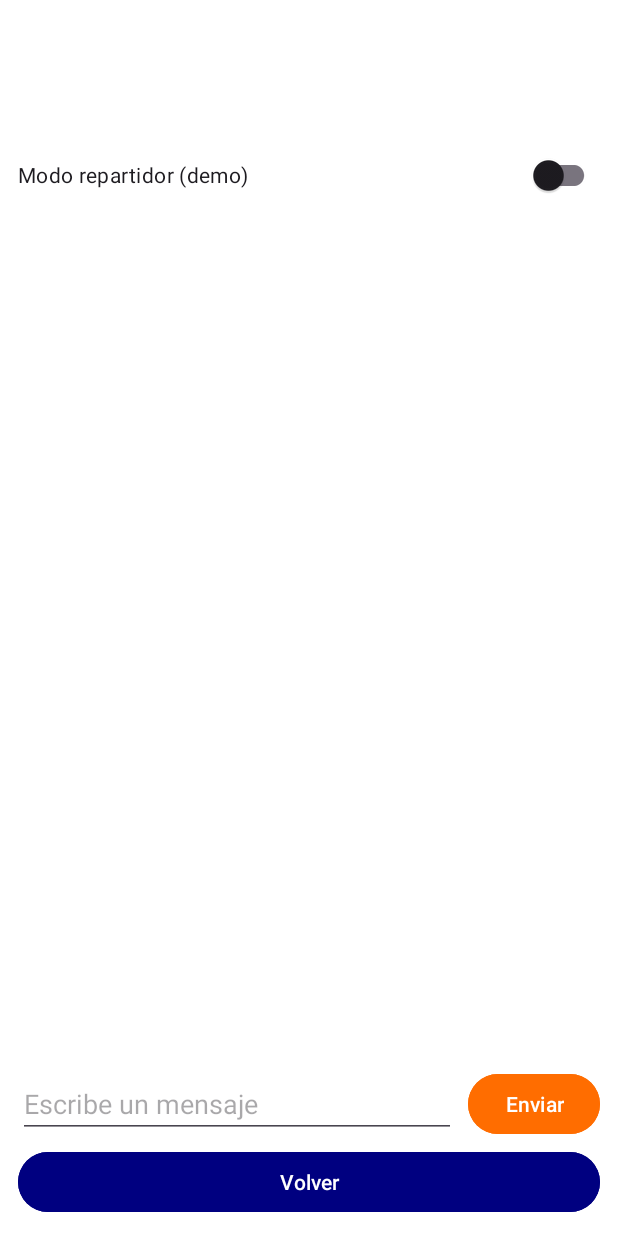
After one commit to Cerny-py/GestionEquipaje, an Android app: the layout activity_chat_encomienda.xml on its own in the app's theme, with its tools: preview values and no code run, on a phone screen of 412 x 824 dp. The commit adds this screen. Run offline under Robolectric (Android 15) with nearby library versions, the phone set to English and light mode, and no system bars.

Commit message:
DEMO avance chat de encomiendas con repartidor y cliente.

```diff
--- a/app/src/main/AndroidManifest.xml
+++ b/app/src/main/AndroidManifest.xml
@@ -66,6 +66,10 @@
             android:exported="false"
             android:windowSoftInputMode="adjustResize" />
         <activity
+            android:name=".Encomienda.ChatEncomienda"
+            android:exported="false"
+            android:windowSoftInputMode="adjustResize" />
+        <activity
             android:name=".DiagnosticoActivity"
             android:exported="false"
             android:windowSoftInputMode="adjustResize" />
--- a/app/src/main/java/Model/Encomienda.kt
+++ b/app/src/main/java/Model/Encomienda.kt
@@ -12,5 +12,6 @@ data class Encomienda(
     val fechaRegistro: String = "",
     val usuarioId: String = "",
     val estado: String = "registrada",
-    val fechaEntregaEstimada: String = ""
+    val fechaEntregaEstimada: String = "",
+    val calificacion: Int = 0
 )
--- a/app/src/main/java/com/ortz/gestionequipaje/Encomienda/EncomiendaAdapter.kt
+++ b/app/src/main/java/com/ortz/gestionequipaje/Encomienda/EncomiendaAdapter.kt
@@ -14,10 +14,12 @@ class EncomiendaAdapter(
     private val onActualizar: (Encomienda) -> Unit,
     private val onEliminar: (Encomienda) -> Unit,
     private val onAgendar: (Encomienda) -> Unit,
-    private val onPdf: (Encomienda) -> Unit
+    private val onPdf: (Encomienda) -> Unit,
+    private val onChat: (Encomienda) -> Unit
 ) : RecyclerView.Adapter<EncomiendaAdapter.ViewHolder>() {
 
     class ViewHolder(view: View) : RecyclerView.ViewHolder(view) {
+        val ivChat: ImageView = view.findViewById(R.id.ivChatEncomienda)
         val tvDestinatario: TextView = view.findViewById(R.id.tvDestinatarioItem)
         val tvTipoEquipaje: TextView = view.findViewById(R.id.tvTipoEquipajeItem)
         val tvTarifa: TextView = view.findViewById(R.id.tvTarifaItem)
@@ -51,6 +53,7 @@ class EncomiendaAdapter(
         holder.ivEliminar.setOnClickListener { onEliminar(item) }
         holder.tvEstado.text = item.estado.uppercase()
         holder.ivAgendar.setOnClickListener { onAgendar(item) }
+        holder.ivChat.setOnClickListener { onChat(item) }
     }
 
     override fun getItemCount() = lista.size
--- /dev/null
+++ b/app/src/main/res/drawable/fondo_burbuja.xml
@@ -0,0 +1,6 @@
+<?xml version="1.0" encoding="utf-8"?>
+<shape xmlns:android="http://schemas.android.com/apk/res/android"
+    android:shape="rectangle">
+    <solid android:color="@android:color/white" />
+    <corners android:radius="16dp" />
+</shape>
--- /dev/null
+++ b/app/src/main/res/layout/activity_chat_encomienda.xml
@@ -0,0 +1,120 @@
+<?xml version="1.0" encoding="utf-8"?>
+<LinearLayout xmlns:android="http://schemas.android.com/apk/res/android"
+    xmlns:tools="http://schemas.android.com/tools"
+    android:layout_width="match_parent"
+    android:layout_height="match_parent"
+    android:background="@android:color/white"
+    android:orientation="vertical"
+    android:padding="12dp"
+    tools:context=".Encomienda.ChatEncomienda">
+
+    <TextView
+        android:id="@+id/tvTituloChat"
+        android:layout_width="match_parent"
+        android:layout_height="wrap_content"
+        android:layout_marginTop="24dp"
+        android:textColor="@color/color_primario"
+        android:textSize="22sp"
+        android:textStyle="bold" />
+
+    <TextView
+        android:id="@+id/tvEstadoChat"
+        android:layout_width="match_parent"
+        android:layout_height="wrap_content"
+        android:textColor="#757575"
+        android:textSize="14sp" />
+
+    <androidx.appcompat.widget.SwitchCompat
+        android:id="@+id/swRepartidor"
+        android:layout_width="match_parent"
+        android:layout_height="wrap_content"
+        android:layout_marginTop="8dp"
+        android:text="Modo repartidor (demo)" />
+
+    <LinearLayout
+        android:id="@+id/llControlesRepartidor"
+        android:layout_width="match_parent"
+        android:layout_height="wrap_content"
+        android:orientation="horizontal"
+        android:visibility="gone">
+
+        <Button
+            android:id="@+id/btnEnTransito"
+            android:layout_width="0dp"
+            android:layout_height="wrap_content"
+            android:layout_marginEnd="4dp"
+            android:layout_weight="1"
+            android:backgroundTint="@color/color_primario"
+            android:text="En tránsito" />
+
+        <Button
+            android:id="@+id/btnEntregada"
+            android:layout_width="0dp"
+            android:layout_height="wrap_content"
+            android:layout_marginStart="4dp"
+            android:layout_weight="1"
+            android:backgroundTint="#2E7D32"
+            android:text="Entregada" />
+    </LinearLayout>
+
+    <TextView
+        android:id="@+id/tvChatCerrado"
+        android:layout_width="match_parent"
+        android:layout_height="wrap_content"
+        android:layout_marginTop="8dp"
+        android:background="#FFF3E0"
+        android:padding="10dp"
+        android:text="Chat cerrado: la encomienda fue entregada."
+        android:textColor="#E65100"
+        android:visibility="gone" />
+
+    <TextView
+        android:id="@+id/tvSinMensajes"
+        android:layout_width="match_parent"
+        android:layout_height="wrap_content"
+        android:layout_marginTop="12dp"
+        android:gravity="center"
+        android:text="Aún no hay mensajes"
+        android:textColor="#757575"
+        android:visibility="gone" />
+
+    <androidx.recyclerview.widget.RecyclerView
+        android:id="@+id/rvMensajes"
+        android:layout_width="match_parent"
+        android:layout_height="0dp"
+        android:layout_marginTop="8dp"
+        android:layout_weight="1" />
+
+    <LinearLayout
+        android:layout_width="match_parent"
+        android:layout_height="wrap_content"
+        android:gravity="center_vertical"
+        android:orientation="horizontal">
+
+        <EditText
+            android:id="@+id/etMensaje"
+            android:layout_width="0dp"
+            android:layout_height="wrap_content"
+            android:layout_weight="1"
+            android:hint="Escribe un mensaje"
+            android:inputType="textCapSentences|textMultiLine"
+            android:maxLines="3" />
+
+        <Button
+            android:id="@+id/btnEnviarMensaje"
+            android:layout_width="wrap_content"
+            android:layout_height="wrap_content"
+            android:layout_marginStart="8dp"
+            android:backgroundTint="#FF6D00"
+            android:text="Enviar" />
+    </LinearLayout>
+
+    <Button
+        android:id="@+id/btnVolverChat"
+        android:layout_width="match_parent"
+        android:layout_height="wrap_content"
+        android:layout_marginTop="4dp"
+        android:backgroundTint="@color/color_primario"
+        android:text="Volver" />
+
+</LinearLayout>
```
Also changed, not shown: app/src/main/java/Model/Mensaje.kt (added, +11 -0 lines), app/src/main/java/com/ortz/gestionequipaje/Encomienda/ChatEncomienda.kt (added, +268 -0 lines), app/src/main/java/com/ortz/gestionequipaje/Encomienda/MensajeAdapter.kt (added, +56 -0 lines), app/src/main/java/com/ortz/gestionequipaje/Encomienda/VerEncomienda.kt (+7 -0 lines), app/src/main/res/drawable/icono_chat.xml (added, +10 -0 lines), app/src/main/res/layout/dialog_calificacion.xml (added, +16 -0 lines), app/src/main/res/layout/item_encomienda.xml (+11 -4 lines), app/src/main/res/layout/item_mensaje_enviado.xml (added, +28 -0 lines), app/src/main/res/layout/item_mensaje_recibido.xml (added, +28 -0 lines).
